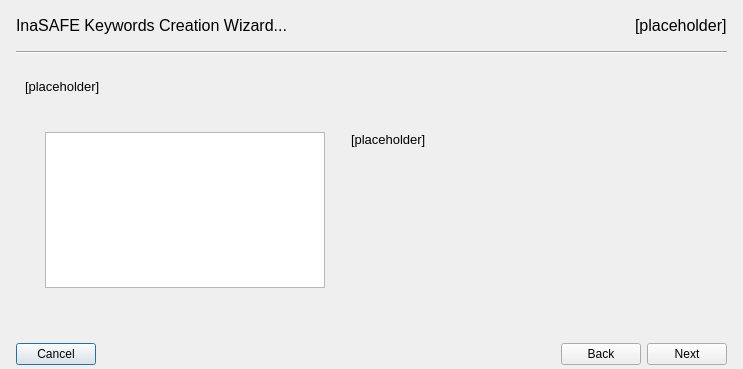
The window that safe_qgis/ui/keywords_wizard_base.ui (akbargumbira/inasafe) describes before a commit, drawn with Qt 5.
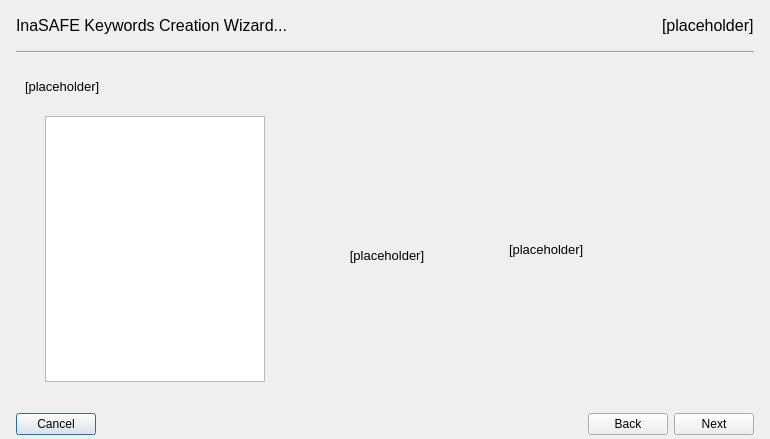
The same window after the commit. The open tabs and pages were chosen to show the change. Icons and pictures are not drawn.

Commit message: [#703 Keywords creation wizard] Pictures for categories and subcategories

Diff of the .ui file:
```diff
--- a/safe_qgis/ui/keywords_wizard_base.ui
+++ b/safe_qgis/ui/keywords_wizard_base.ui
@@ -6,8 +6,8 @@
    <rect>
     <x>0</x>
     <y>0</y>
-    <width>743</width>
-    <height>369</height>
+    <width>770</width>
+    <height>439</height>
    </rect>
   </property>
   <property name="sizePolicy">
@@ -16,6 +16,12 @@
     <verstretch>0</verstretch>
    </sizepolicy>
   </property>
+  <property name="minimumSize">
+   <size>
+    <width>720</width>
+    <height>420</height>
+   </size>
+  </property>
   <property name="windowTitle">
    <string>InaSAFE - Keywords Creation Wizard</string>
   </property>
@@ -293,30 +299,74 @@
          <property name="sizeHint" stdset="0">
           <size>
            <width>20</width>
-           <height>32</height>
+           <height>16</height>
           </size>
          </property>
         </spacer>
        </item>
        <item>
         <layout class="QGridLayout" name="gridLayout">
-         <item row="0" column="0">
-          <spacer name="horizontalSpacer_2">
+         <item row="2" column="3">
+          <widget class="QLabel" name="lblIconSubcategory">
+           <property name="sizePolicy">
+            <sizepolicy hsizetype="Fixed" vsizetype="Fixed">
+             <horstretch>0</horstretch>
+             <verstretch>0</verstretch>
+            </sizepolicy>
+           </property>
+           <property name="minimumSize">
+            <size>
+             <width>192</width>
+             <height>192</height>
+            </size>
+           </property>
+           <property name="maximumSize">
+            <size>
+             <width>192</width>
+             <height>192</height>
+            </size>
+           </property>
+           <property name="text">
+            <string>[placeholder]</string>
+           </property>
+           <property name="scaledContents">
+            <bool>true</bool>
+           </property>
+           <property name="alignment">
+            <set>Qt::AlignCenter</set>
+           </property>
+           <property name="wordWrap">
+            <bool>true</bool>
+           </property>
+          </widget>
+         </item>
+         <item row="0" column="3">
+          <spacer name="verticalSpacer_17">
            <property name="orientation">
-            <enum>Qt::Horizontal</enum>
+            <enum>Qt::Vertical</enum>
            </property>
-           <property name="sizeType">
-            <enum>QSizePolicy::Fixed</enum>
+           <property name="sizeHint" stdset="0">
+            <size>
+             <width>20</width>
+             <height>40</height>
+            </size>
            </property>
+          </spacer>
+         </item>
+         <item row="3" column="3">
+          <spacer name="verticalSpacer_18">
+           <property name="orientation">
+            <enum>Qt::Vertical</enum>
+           </property>
            <property name="sizeHint" stdset="0">
             <size>
              <width>20</width>
-             <height>20</height>
+             <height>40</height>
             </size>
            </property>
           </spacer>
          </item>
-         <item row="0" column="1">
+         <item row="0" column="1" rowspan="4">
           <widget class="QListWidget" name="lstSubcategories">
            <property name="sizePolicy">
             <sizepolicy hsizetype="Fixed" vsizetype="Expanding">
@@ -326,13 +376,13 @@
            </property>
            <property name="minimumSize">
             <size>
-             <width>280</width>
+             <width>220</width>
              <height>0</height>
             </size>
            </property>
            <property name="maximumSize">
             <size>
-             <width>280</width>
+             <width>220</width>
              <height>16777215</height>
             </size>
            </property>
@@ -344,23 +394,7 @@
            </property>
           </widget>
          </item>
-         <item row="0" column="2">
-          <spacer name="horizontalSpacer_15">
-           <property name="orientation">
-            <enum>Qt::Horizontal</enum>
-           </property>
-           <property name="sizeType">
-            <enum>QSizePolicy::Fixed</enum>
-           </property>
-           <property name="sizeHint" stdset="0">
-            <size>
-             <width>20</width>
-             <height>20</height>
-            </size>
-           </property>
-          </spacer>
-         </item>
-         <item row="0" column="3">
+         <item row="0" column="5" rowspan="4">
           <widget class="QLabel" name="lblDescribeSubcategory">
            <property name="sizePolicy">
             <sizepolicy hsizetype="Expanding" vsizetype="Expanding">
@@ -372,7 +406,7 @@
             <string>[placeholder]</string>
            </property>
            <property name="alignment">
-            <set>Qt::AlignLeading|Qt::AlignLeft|Qt::AlignTop</set>
+            <set>Qt::AlignLeading|Qt::AlignLeft|Qt::AlignVCenter</set>
            </property>
            <property name="wordWrap">
             <bool>true</bool>
@@ -382,7 +416,55 @@
            </property>
           </widget>
          </item>
-         <item row="0" column="4">
+         <item row="0" column="4" rowspan="4">
+          <spacer name="horizontalSpacer_12">
+           <property name="orientation">
+            <enum>Qt::Horizontal</enum>
+           </property>
+           <property name="sizeType">
+            <enum>QSizePolicy::Fixed</enum>
+           </property>
+           <property name="sizeHint" stdset="0">
+            <size>
+             <width>20</width>
+             <height>20</height>
+            </size>
+           </property>
+          </spacer>
+         </item>
+         <item row="0" column="2" rowspan="4">
+          <spacer name="horizontalSpacer_15">
+           <property name="orientation">
+            <enum>Qt::Horizontal</enum>
+           </property>
+           <property name="sizeType">
+            <enum>QSizePolicy::Fixed</enum>
+           </property>
+           <property name="sizeHint" stdset="0">
+            <size>
+             <width>20</width>
+             <height>20</height>
+            </size>
+           </property>
+          </spacer>
+         </item>
+         <item row="0" column="0" rowspan="4">
+          <spacer name="horizontalSpacer_2">
+           <property name="orientation">
+            <enum>Qt::Horizontal</enum>
+           </property>
+           <property name="sizeType">
+            <enum>QSizePolicy::Fixed</enum>
+           </property>
+           <property name="sizeHint" stdset="0">
+            <size>
+             <width>20</width>
+             <height>20</height>
+            </size>
+           </property>
+          </spacer>
+         </item>
+         <item row="0" column="6" rowspan="4">
           <spacer name="horizontalSpacer_17">
            <property name="orientation">
             <enum>Qt::Horizontal</enum>
@@ -411,7 +493,7 @@
          <property name="sizeHint" stdset="0">
           <size>
            <width>20</width>
-           <height>40</height>
+           <height>16</height>
           </size>
          </property>
         </spacer>
```
Left out of the diff: 136 changed lines with no effect on the pictures. The commit also changes 17 other files.
